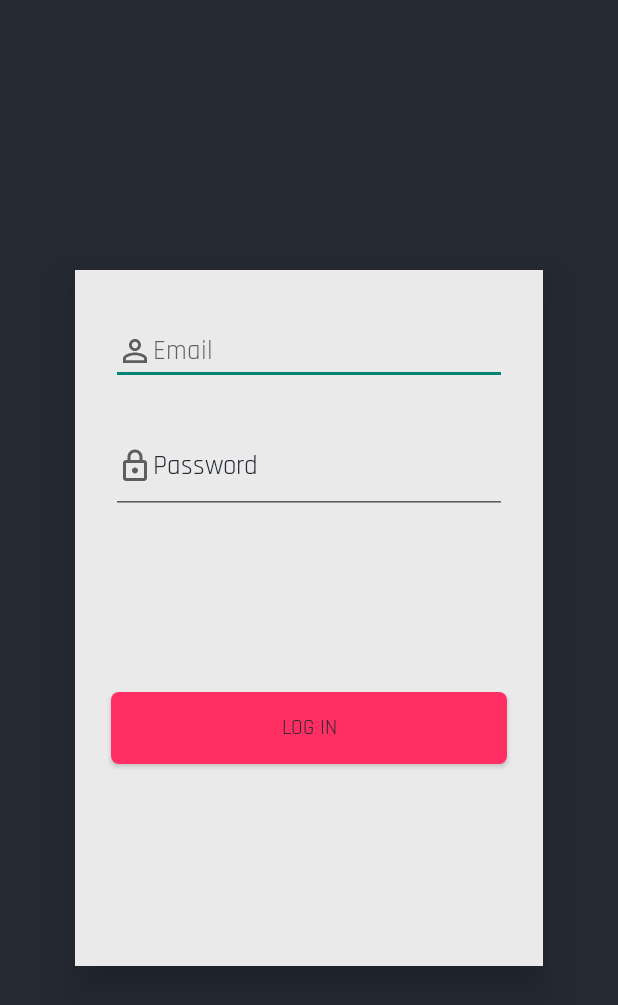
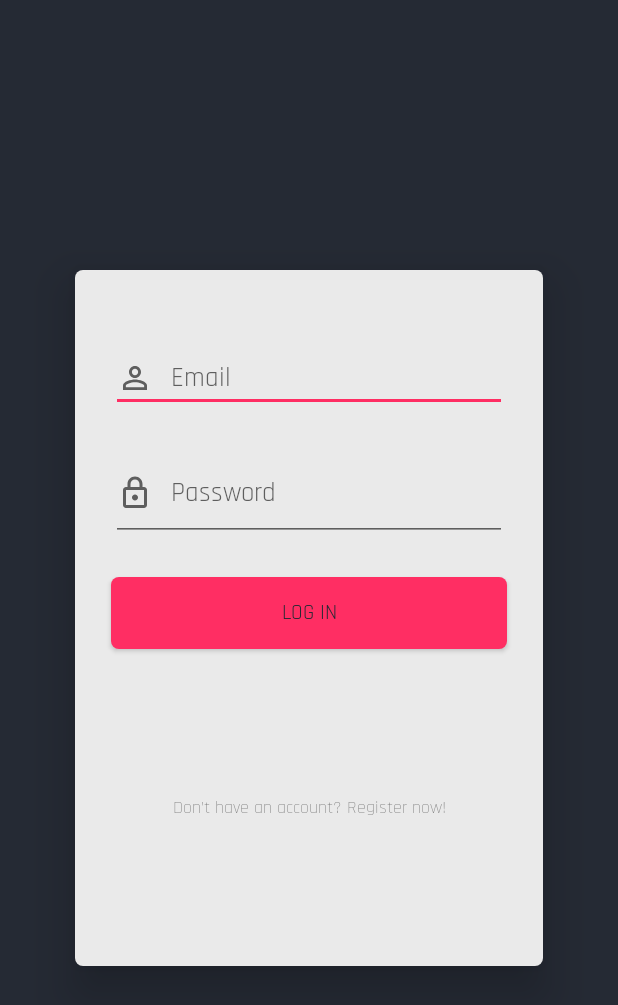
Before and after one commit to Andrei250/covidhelper, an Android app: the LoginActivity screen opened directly, with no data from a screen before it, on a phone screen of 412 x 824 dp. Shown: the top 1005 px of the screen. Run offline under Robolectric (Android 15) with nearby library versions, the phone set to English and light mode, and no system bars; our stand-ins replace Firebase (no records; nobody signed in at launch, a user with empty details on screens opened directly).

Commit message:
log in page almost finished

```diff
--- /dev/null
+++ b/app/src/main/res/drawable/bg_login.xml
@@ -0,0 +1,10 @@
+<?xml version="1.0" encoding="utf-8"?>
+<selector xmlns:android="http://schemas.android.com/apk/res/android">
+    <item>
+        <shape>
+            <corners android:radius="5dp"/>
+            <solid android:color="@color/colorLight"/>
+        </shape>
+    </item>
+
+</selector>
--- /dev/null
+++ b/app/src/main/res/drawable/ic_user_circle_regular.xml
@@ -0,0 +1,9 @@
+<vector xmlns:android="http://schemas.android.com/apk/res/android"
+    android:width="496dp"
+    android:height="512dp"
+    android:viewportWidth="496"
+    android:viewportHeight="512">
+  <path
+      android:pathData="M248,104c-53,0 -96,43 -96,96s43,96 96,96 96,-43 96,-96 -43,-96 -96,-96zM248,248c-26.5,0 -48,-21.5 -48,-48s21.5,-48 48,-48 48,21.5 48,48 -21.5,48 -48,48zM248,8C111,8 0,119 0,256s111,248 248,248 248,-111 248,-248S385,8 248,8zM248,456c-49.7,0 -95.1,-18.3 -130.1,-48.4 14.9,-23 40.4,-38.6 69.6,-39.5 20.8,6.4 40.6,9.6 60.5,9.6s39.7,-3.1 60.5,-9.6c29.2,1 54.7,16.5 69.6,39.5 -35,30.1 -80.4,48.4 -130.1,48.4zM410.7,371.9c-24.4,-31.4 -62.1,-51.9 -105.1,-51.9 -10.2,0 -26,9.6 -57.6,9.6 -31.5,0 -47.4,-9.6 -57.6,-9.6 -42.9,0 -80.6,20.5 -105.1,51.9C61.9,339.2 48,299.2 48,256c0,-110.3 89.7,-200 200,-200s200,89.7 200,200c0,43.2 -13.9,83.2 -37.3,115.9z"
+      android:fillColor="@color/black"/>
+</vector>
--- a/app/src/main/res/layout/activity_login.xml
+++ b/app/src/main/res/layout/activity_login.xml
@@ -14,7 +14,7 @@
         android:layout_marginTop="180dp"
         android:layout_marginEnd="50dp"
         android:layout_marginBottom="180dp"
-        android:background="@color/colorLight"
+        android:background="@drawable/bg_login"
         android:elevation="20dp"
         app:layout_constraintBottom_toBottomOf="parent"
         app:layout_constraintEnd_toEndOf="parent"
@@ -26,35 +26,18 @@
             android:layout_width="0dp"
             android:layout_height="wrap_content"
             android:layout_marginStart="24dp"
-            android:layout_marginTop="32dp"
+            android:layout_marginTop="50dp"
             android:layout_marginEnd="24dp"
-            android:autofillHints=""
-            android:drawableStart="@drawable/ic_baseline_person_outline_24"
+            android:drawableLeft="@drawable/ic_baseline_person_outline_24"
+            android:drawablePadding="12dp"
             android:fontFamily="@font/rajdhani"
             android:hint="@string/Email"
             android:inputType="textEmailAddress"
             android:selectAllOnFocus="true"
             app:layout_constraintEnd_toEndOf="parent"
             app:layout_constraintStart_toStartOf="parent"
-            app:layout_constraintTop_toTopOf="parent" />
-
-        <Button
-            android:id="@+id/idLogInBtn"
-            android:layout_width="0dp"
-            android:layout_height="wrap_content"
-            android:layout_marginStart="24dp"
-            android:layout_marginTop="16dp"
-            android:layout_marginEnd="24dp"
-            android:layout_marginBottom="32dp"
-            android:background="@drawable/button_design"
-            android:elevation="2dp"
-            android:fontFamily="@font/rajdhani"
-            android:text="@string/log_in"
-            android:textColor="@color/colorPrimaryDark"
-            app:layout_constraintBottom_toBottomOf="parent"
-            app:layout_constraintEnd_toEndOf="parent"
-            app:layout_constraintStart_toStartOf="parent"
-            app:layout_constraintTop_toBottomOf="@+id/idLogInPassword" />
+            app:layout_constraintTop_toTopOf="parent"
+            android:theme="@style/AppTheme"/>
 
         <EditText
             android:id="@+id/idLogInPassword"
@@ -63,7 +46,6 @@
             android:layout_marginStart="24dp"
             android:layout_marginTop="32dp"
             android:layout_marginEnd="24dp"
-            android:autofillHints=""
             android:drawableStart="@drawable/ic_outline_lock_24"
             android:fontFamily="@font/rajdhani"
             android:hint="@string/prompt_password"
@@ -72,10 +54,47 @@
             android:inputType="textPassword"
             android:paddingBottom="20dp"
             android:selectAllOnFocus="true"
-            android:textColorHint="@color/colorPrimaryDark"
             app:layout_constraintEnd_toEndOf="parent"
             app:layout_constraintStart_toStartOf="parent"
-            app:layout_constraintTop_toBottomOf="@+id/idLogInEmail" />
+            app:layout_constraintTop_toBottomOf="@+id/idLogInEmail"
+            android:drawablePadding="12dp"
+            android:theme="@style/AppTheme"/>
+
+        <Button
+            android:id="@+id/idLogInBtn"
+            android:layout_width="0dp"
+            android:layout_height="wrap_content"
+            android:layout_marginStart="24dp"
+            android:layout_marginTop="24dp"
+            android:layout_marginEnd="24dp"
+            android:background="@drawable/button_design"
+            android:elevation="2dp"
+            android:fontFamily="@font/rajdhani"
+            android:text="@string/log_in"
+            android:textColor="@color/colorPrimaryDark"
+            app:layout_constraintEnd_toEndOf="parent"
+            app:layout_constraintStart_toStartOf="parent"
+            app:layout_constraintTop_toBottomOf="@+id/idLogInPassword" />
+
+        <TextView
+            android:id="@+id/textView2"
+            android:layout_width="wrap_content"
+            android:layout_height="wrap_content"
+            android:layout_marginStart="16dp"
+            android:layout_marginTop="16dp"
+            android:layout_marginEnd="16dp"
+            android:layout_marginBottom="16dp"
+            android:clickable="true"
+            android:fontFamily="@font/rajdhani_light"
+            android:linksClickable="false"
+            android:text="Don't have an account? Register now!"
+            android:textSize="12sp"
+            app:layout_constraintBottom_toBottomOf="parent"
+            app:layout_constraintEnd_toEndOf="parent"
+            app:layout_constraintStart_toStartOf="parent"
+            app:layout_constraintTop_toBottomOf="@+id/idLogInBtn" />
+
+
     </androidx.constraintlayout.widget.ConstraintLayout>
 
 </androidx.constraintlayout.widget.ConstraintLayout>
--- a/app/src/main/res/values/colors.xml
+++ b/app/src/main/res/values/colors.xml
@@ -5,4 +5,5 @@
     <color name="colorAccent">#ff2e63</color>
     <color name="buttonPressed">#ff5782</color>
     <color name="colorLight">#eaeaea</color>
+    <color name="black">#000000</color>
 </resources>
```
Also changed, not shown: 1 other file.
